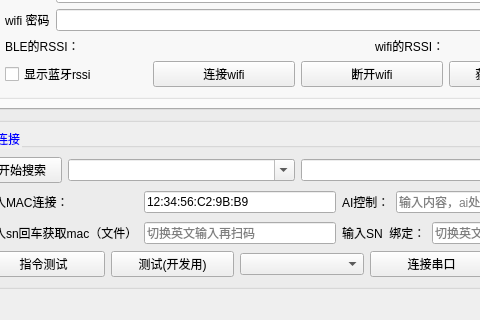
Before: the Qt Designer form mainwindow.ui in yuhuang163/test, drawn with Qt 5; both pictures show x 469 to 949 and y 507 to 827 of the 1252 by 827 pixel window.
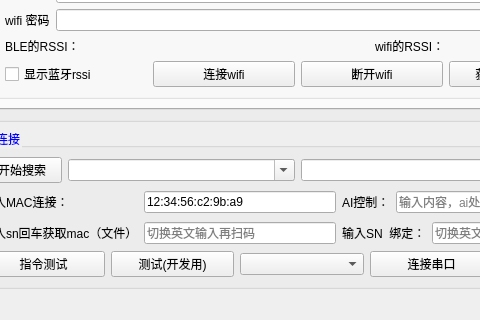
After: the same form once the commit is applied. The open tabs and pages were chosen to show the change.

```diff
--- a/mainwindow.ui
+++ b/mainwindow.ui
@@ -4801,7 +4801,7 @@
                 <string/>
                </property>
                <property name="text">
-                <string>12:34:56:C2:9B:B9</string>
+                <string>12:34:56:c2:9b:a9</string>
                </property>
                <property name="placeholderText">
                 <string>切换英文输入再扫码</string>
```
Left out of the diff: 2 changed lines with no effect on the pictures.
